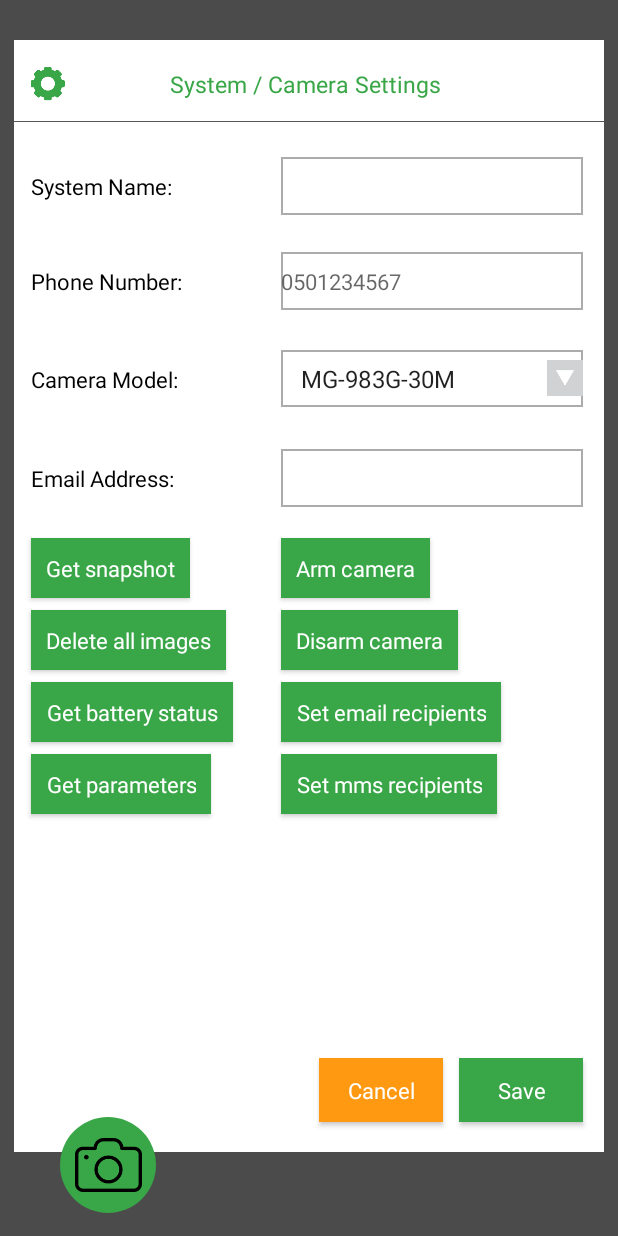
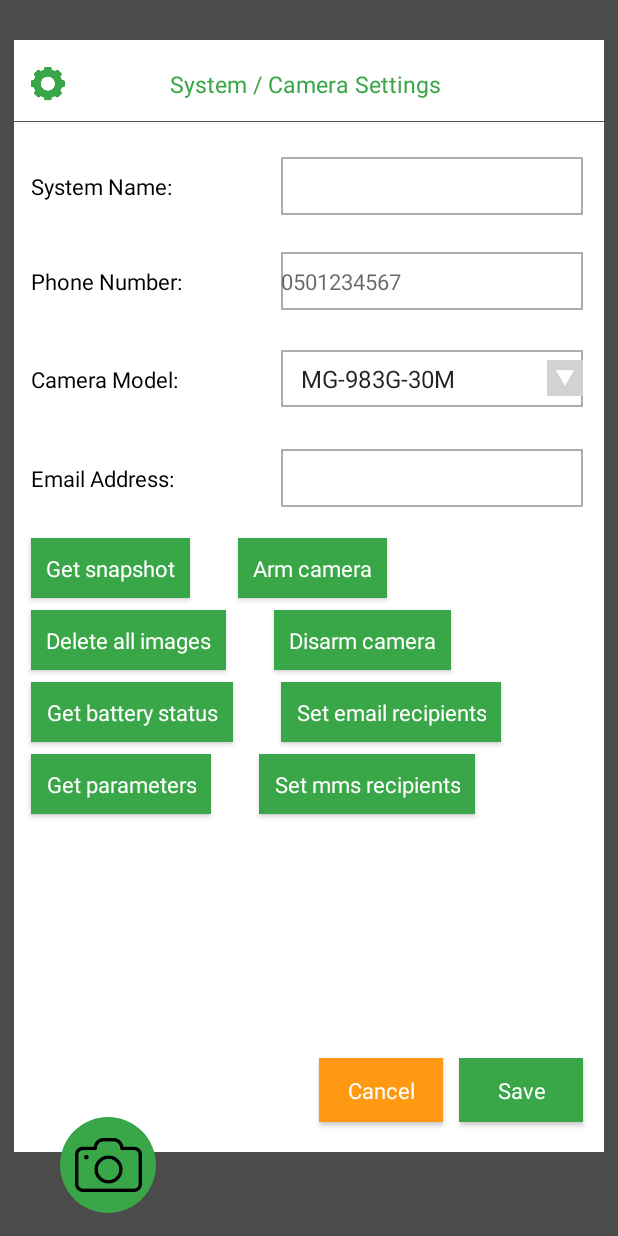
Before and after one commit to hispin/SG-Trail_Manager, an Android app: the layout fragment_camera_extra_settings.xml on its own in the app's theme, with its tools: preview values and no code run, on a phone screen of 412 x 824 dp. Run offline under Robolectric (Android 15) with nearby library versions, the phone set to English and light mode, and no system bars; plain views replace MaskedEditText.

```diff
--- a/app/build.gradle
+++ b/app/build.gradle
@@ -24,8 +24,8 @@ android {
         applicationId "com.sensoguard.hunter"
         minSdkVersion 21
         targetSdkVersion 28
-        versionCode 28
-        versionName "1.28"
+        versionCode 29
+        versionName "1.29"
         vectorDrawables.useSupportLibrary = true
         //testInstrumentationRunner "android.support.openExtraCameraSettings.runner.AndroidJUnitRunner"
     }
--- a/app/src/main/res/layout/fragment_camera_extra_settings.xml
+++ b/app/src/main/res/layout/fragment_camera_extra_settings.xml
@@ -317,33 +317,37 @@
                 android:id="@+id/btnArmCamera"
                 style="@style/commands_buttons"
                 android:layout_width="wrap_content"
+                android:layout_marginStart="32dp"
                 android:text="@string/arm_camera"
                 app:layout_constraintBottom_toBottomOf="@+id/btnGetSnapshot"
-                app:layout_constraintStart_toStartOf="@+id/etMailAddress" />
+                app:layout_constraintStart_toEndOf="@+id/btnGetSnapshot" />
 
         <androidx.appcompat.widget.AppCompatButton
                 android:id="@+id/btnDisarmCamera"
                 style="@style/commands_buttons"
                 android:layout_width="wrap_content"
+                android:layout_marginStart="32dp"
                 android:text="@string/disarm_camera"
                 app:layout_constraintBottom_toBottomOf="@+id/btnDeleteAllImages"
-                app:layout_constraintStart_toStartOf="@+id/etMailAddress" />
+                app:layout_constraintStart_toEndOf="@+id/btnDeleteAllImages" />
 
         <androidx.appcompat.widget.AppCompatButton
                 android:id="@+id/btnSetEmailRecipients"
                 style="@style/commands_buttons"
                 android:layout_width="wrap_content"
+                android:layout_marginStart="32dp"
                 android:text="@string/set_email_recipient"
                 app:layout_constraintBottom_toBottomOf="@+id/btnGetBatteryStatus"
-                app:layout_constraintStart_toStartOf="@+id/etMailAddress" />
+                app:layout_constraintStart_toEndOf="@+id/btnGetBatteryStatus" />
 
         <androidx.appcompat.widget.AppCompatButton
                 android:id="@+id/btnSetMmsRecipients"
                 style="@style/commands_buttons"
                 android:layout_width="wrap_content"
+                android:layout_marginStart="32dp"
                 android:text="@string/set_mms_recipients"
                 app:layout_constraintBottom_toBottomOf="@+id/btnGetParameters"
-                app:layout_constraintStart_toStartOf="@+id/etMailAddress" />
+                app:layout_constraintStart_toEndOf="@+id/btnGetParameters" />
 
         <androidx.appcompat.widget.AppCompatButton
                 android:id="@+id/btnSave"
```
Also changed, not shown: 1 other file.
